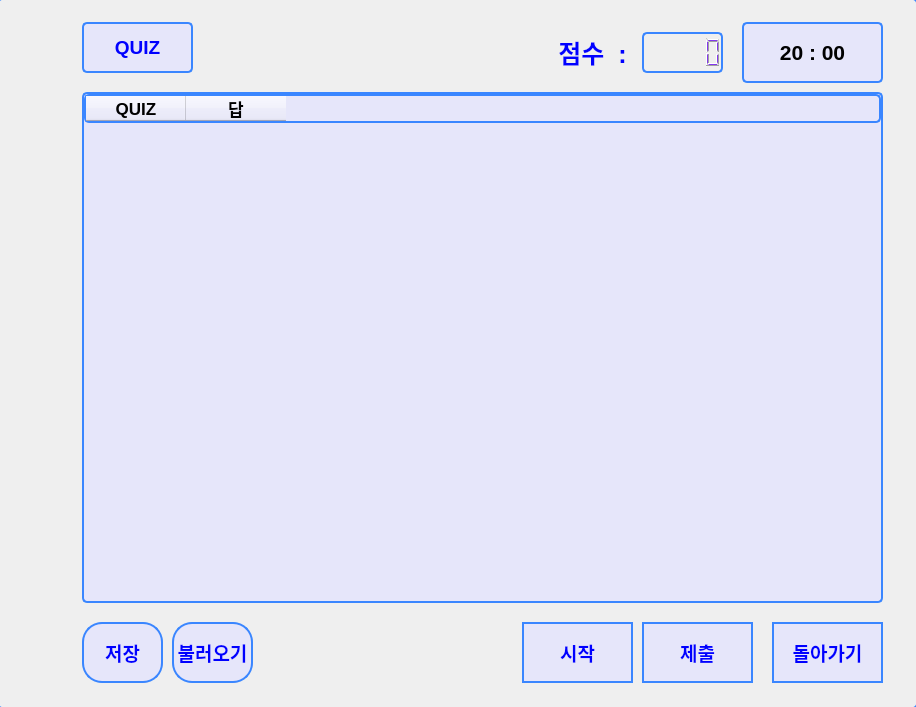
Qt form student.ui (imgeunyeong/IOT-AI-project) before a commit.
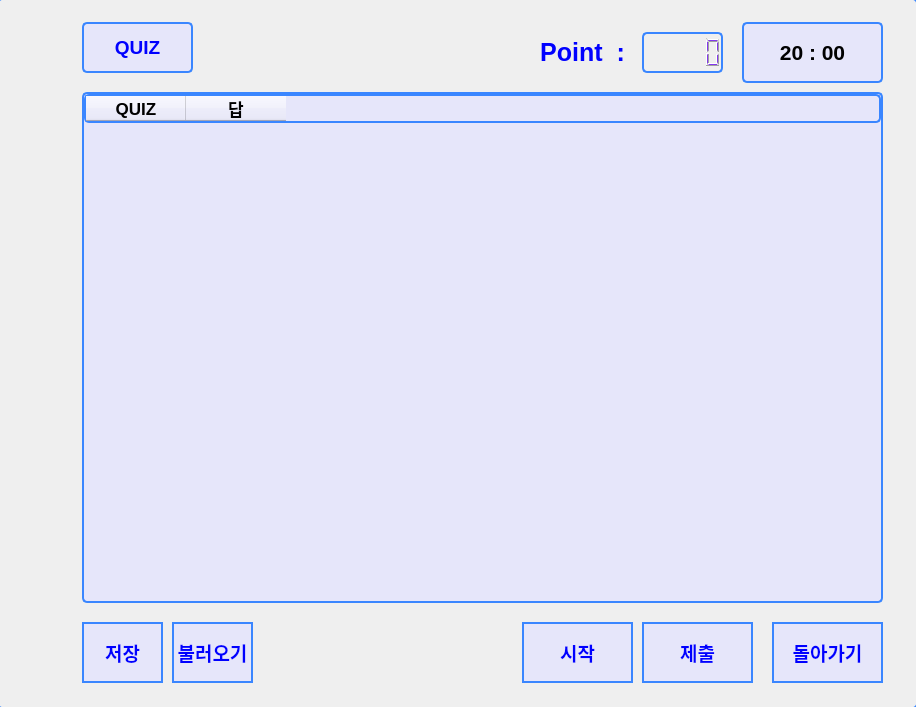
The same form after that commit. The open tabs and pages were chosen to show the change.

Commit message: 이것저것 추가

Patch:
```diff
--- a/student.ui
+++ b/student.ui
@@ -649,9 +649,9 @@
      <widget class="QLabel" name="label_4">
       <property name="geometry">
        <rect>
-        <x>560</x>
+        <x>540</x>
         <y>40</y>
-        <width>81</width>
+        <width>101</width>
         <height>41</height>
        </rect>
       </property>
@@ -670,7 +670,7 @@
        <enum>QFrame::NoFrame</enum>
       </property>
       <property name="text">
-       <string>점수  :</string>
+       <string>Point  :</string>
       </property>
       <property name="alignment">
        <set>Qt::AlignCenter</set>
@@ -694,7 +694,7 @@
       </property>
       <property name="styleSheet">
        <string notr="true">QPushButton{color:blue;
-background-color:lavender;border-radius: 20px;}
+background-color:lavender;border-radius: 40px;}
 
 QPushButton:hover 
 {
@@ -723,7 +723,7 @@
       </property>
       <property name="styleSheet">
        <string notr="true">QPushButton{color:blue;
-background-color:lavender;border-radius: 20px;}
+background-color:lavender;border-radius: 40px;}
 
 QPushButton:hover 
 {
```
Left out of the diff: 13 changed lines with no effect on the pictures. The commit also changes 2 other files.
